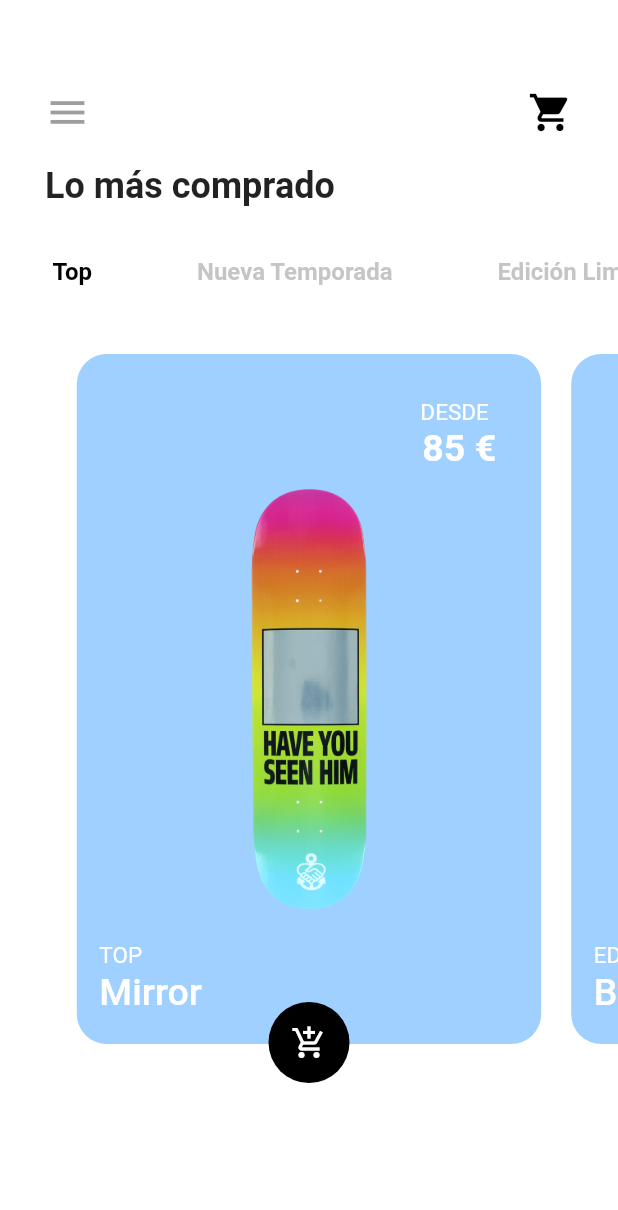
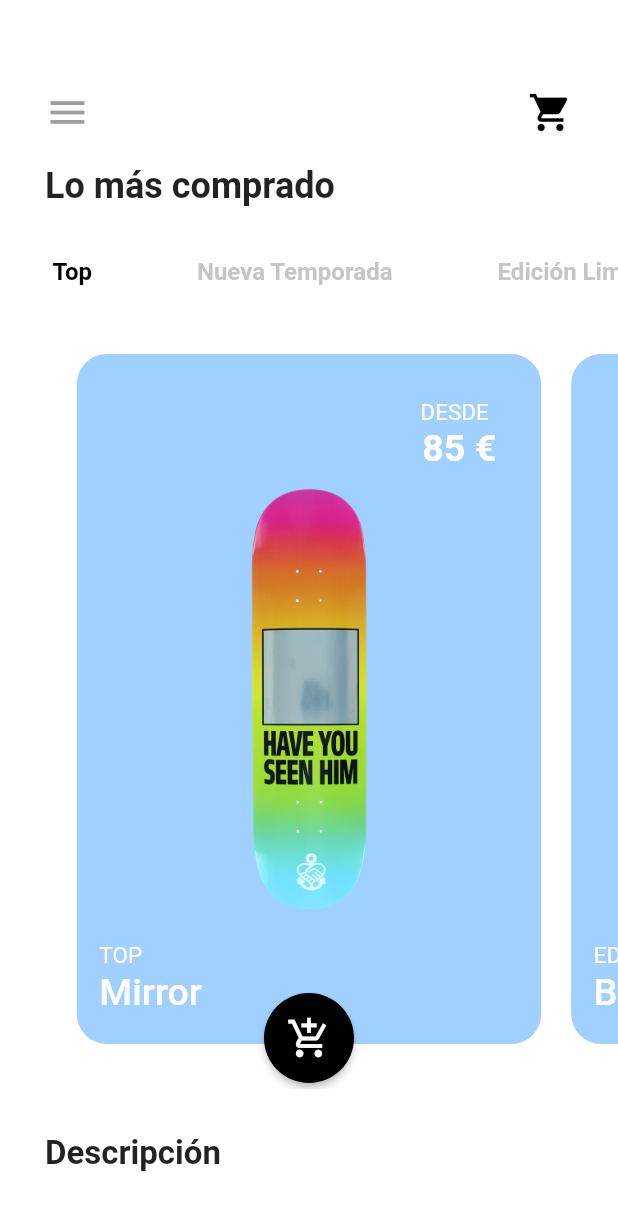
Before and after one commit to AlexMolina08/Skate_Shop, a Flutter app: the screen it shows after launch, on a phone screen of 412 x 824 dp. Shown: the top 1210 px of the screen. Run offline on Flutter 3.47's test engine with Material 2 defaults, Android fonts, the phone set to English and light mode, and no system bars.

Commit message:
metodo _selectSkate terminado

```diff
--- a/lib/screens/shopScreen.dart
+++ b/lib/screens/shopScreen.dart
@@ -27,7 +27,24 @@ class _shopScreenState extends State<shopScreen> with SingleTickerProviderStateM
   * Crea una carta de cada skate para la lista
   * */
   _skateSelector(int index){
-    return Stack(
+    return AnimatedBuilder(
+      animation: _pageController,
+      builder: (BuildContext context , Widget widget){
+        double value = 1;
+        if(_pageController.position.haveDimensions){
+          value = _pageController.page - index;
+          value = (1 - (value.abs() * 0.3)).clamp(0.0, 1.0);
+        }
+
+        return Center(child:SizedBox(
+          height: Curves.easeInOut.transform(value) * 500,
+          width: Curves.easeInOut.transform(value) * 400,
+          child: widget,
+        )
+
+        );
+      },
+      child: Stack(
         alignment: Alignment.center,
         children: <Widget>[
           Container(decoration: BoxDecoration(
@@ -89,11 +106,13 @@ class _shopScreenState extends State<shopScreen> with SingleTickerProviderStateM
               shape: CircleBorder(),
               elevation: 2.0,
               fillColor: Colors.black,
-            child: Icon(Icons.add_shopping_cart , color: Colors.white)
+              child: Icon(Icons.add_shopping_cart , color: Colors.white , size:30.0),
+              onPressed: ()=> print("añadido al carrito"),
             )
           )
 
         ]
+      ),
     );
   }
 
@@ -165,8 +184,19 @@ class _shopScreenState extends State<shopScreen> with SingleTickerProviderStateM
                   return _skateSelector(index);
                 },
               )
+            ),
+
+            Padding(
+              padding: EdgeInsets.all(30.0),
+              child: Column(
+                crossAxisAlignment: CrossAxisAlignment.start,
+                children: [
+                  Text('Descripción' , style: TextStyle(fontSize: 22.0 , fontWeight: FontWeight.w600),),
+                  SizedBox(height: 10.0,),
+
+                ],
               )
-
+            )
 
           ],
       ),),
```
Lines whose indentation alone changed are shown as unchanged.
